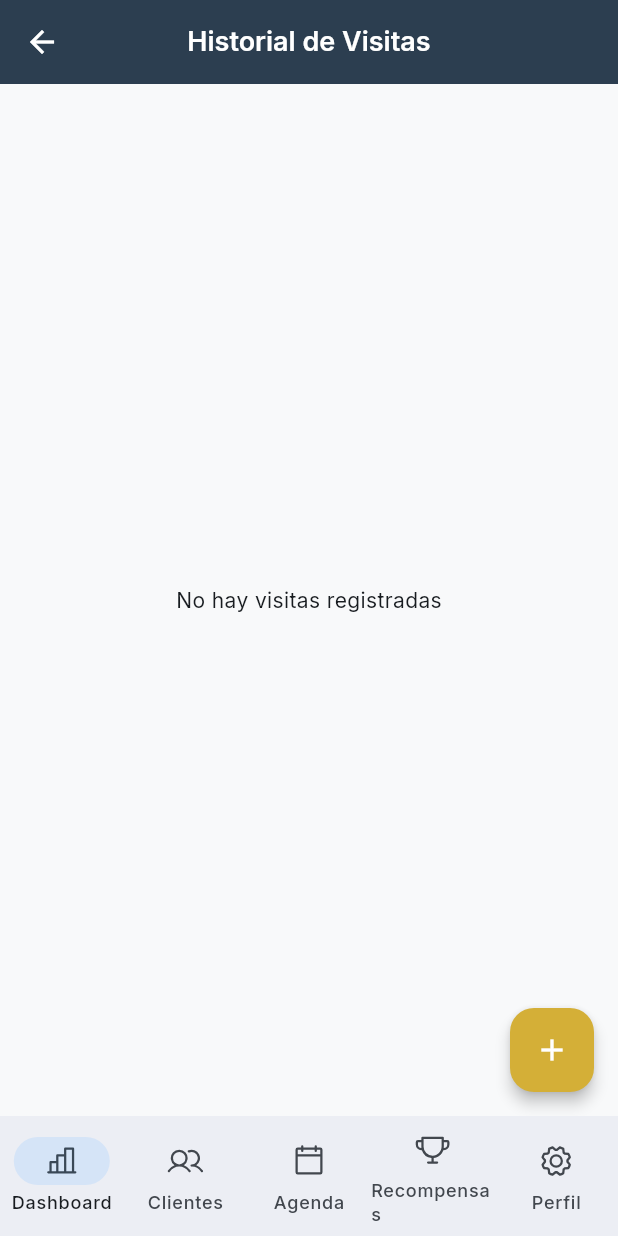
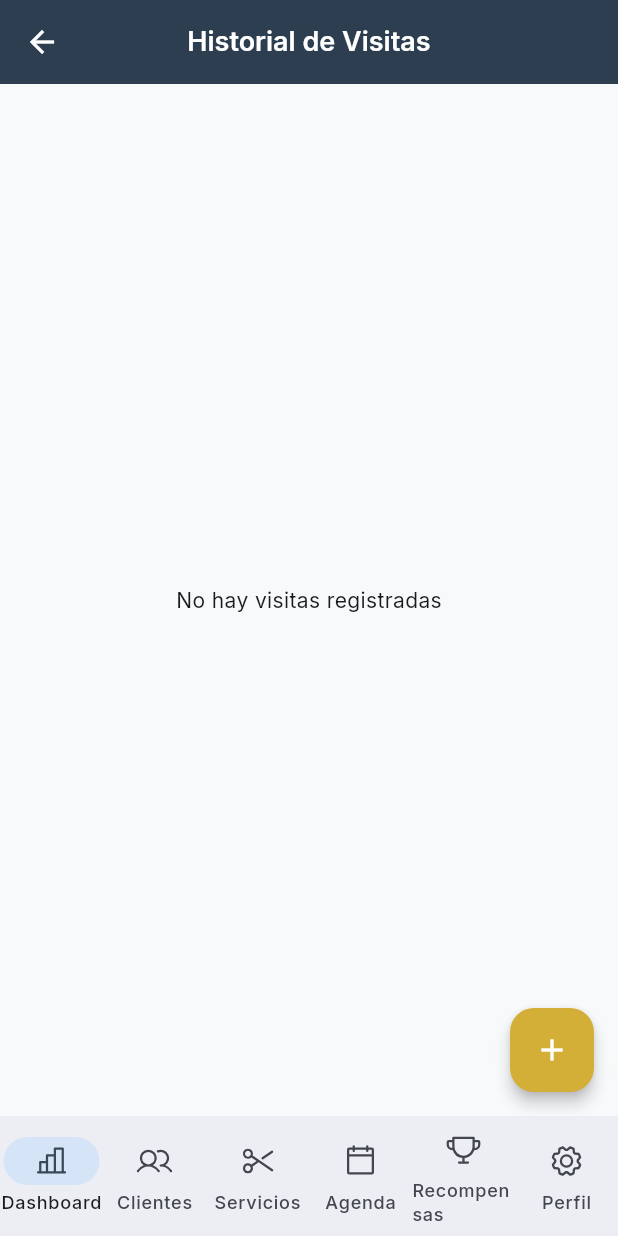
Before and after one commit to hector404nf/barberia-fidelizacion, a Flutter app: the ConfigScreen screen opened by its route, after a tap on "Historial de Visitas", on a phone screen of 412 x 824 dp. Run offline on Flutter 3.47's test engine with Material 3 defaults, Android fonts, the light colour scheme and no system bars; our stand-ins replace equatable, flutter_riverpod, go_router, google_fonts, phosphor_flutter, supabase_flutter and 1 more; accounts and stored records are empty.

Commit message:
feat(nav): mueve servicios al bottom navigation y lo saca de config

```diff
--- a/lib/modules/config/screens/config_screen.dart
+++ b/lib/modules/config/screens/config_screen.dart
@@ -100,11 +100,6 @@ class ConfigScreen extends ConsumerWidget {
             ),
 
           ListTile(
-            leading: const Icon(Icons.cut),
-            title: const Text('Servicios y Precios'),
-            onTap: () => context.push('/servicios'),
-          ),
-          ListTile(
             leading: const Icon(Icons.people),
             title: const Text('Barberos'),
             onTap: () => context.push('/barberos'),
--- a/lib/widgets/scaffold_with_nav.dart
+++ b/lib/widgets/scaffold_with_nav.dart
@@ -16,9 +16,10 @@ class ScaffoldWithNav extends ConsumerWidget {
     int currentIndex = 0;
     if (location.startsWith('/dashboard')) currentIndex = 0;
     else if (location.startsWith('/clientes')) currentIndex = 1;
-    else if (location.startsWith('/agenda')) currentIndex = 2;
-    else if (location.startsWith('/recompensas')) currentIndex = 3;
-    else if (location.startsWith('/config')) currentIndex = 4;
+    else if (location.startsWith('/servicios')) currentIndex = 2;
+    else if (location.startsWith('/agenda')) currentIndex = 3;
+    else if (location.startsWith('/recompensas')) currentIndex = 4;
+    else if (location.startsWith('/config')) currentIndex = 5;
 
     return Scaffold(
       body: child,
@@ -33,12 +34,15 @@ class ScaffoldWithNav extends ConsumerWidget {
               context.go('/clientes');
               break;
             case 2:
+              context.go('/servicios');
+              break;
+            case 3:
               context.go('/agenda');
               break;
-            case 3:
+            case 4:
               context.go('/recompensas');
               break;
-            case 4:
+            case 5:
               context.go('/config');
               break;
           }
@@ -51,6 +55,10 @@ class ScaffoldWithNav extends ConsumerWidget {
           const NavigationDestination(
             icon: Icon(PhosphorIconsRegular.users),
             label: 'Clientes',
+          ),
+          const NavigationDestination(
+            icon: Icon(PhosphorIconsRegular.scissors),
+            label: 'Servicios',
           ),
           const NavigationDestination(
             icon: Icon(PhosphorIconsRegular.calendarBlank),
```
